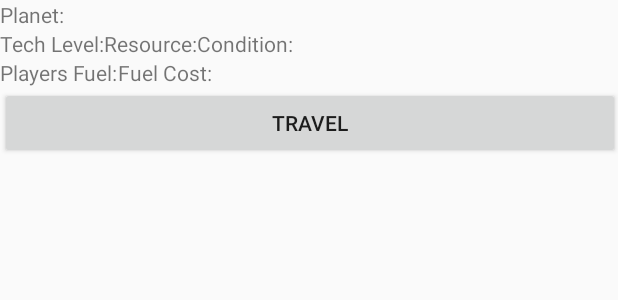
After one commit to woodjamesdee/SpaceTrader, an Android app: the layout popup_window_travel.xml on its own in the app's theme, with its tools: preview values and no code run, on a phone screen of 412 x 824 dp. The commit adds this screen. Shown: the top 300 px of the screen. Run offline under Robolectric (Android 15) with nearby library versions, the phone set to English and light mode, and no system bars.

Commit message:
made current planet and current solar system appear as green buttons added travel popupwindow; unconfigured

```diff
--- a/app/src/main/AndroidManifest.xml
+++ b/app/src/main/AndroidManifest.xml
@@ -22,6 +22,7 @@
         <activity android:name=".view.PlanetActivity"></activity>
         <activity android:name=".view.MarketPlaceActivity"></activity>
         <activity android:name=".view.MarketPlaceTradePopupActivity"></activity>
+        <activity android:name=".view.TravelPopupActivity"></activity>
     </application>
 
 </manifest>
--- /dev/null
+++ b/app/src/main/res/layout/popup_window_travel.xml
@@ -0,0 +1,77 @@
+<?xml version="1.0" encoding="utf-8"?>
+<android.support.constraint.ConstraintLayout
+    xmlns:android="http://schemas.android.com/apk/res/android"
+    xmlns:tools="http://schemas.android.com/tools"
+    android:layout_width="match_parent"
+    android:layout_height="match_parent">
+
+    <LinearLayout
+        android:layout_width="413dp"
+        android:layout_height="match_parent"
+        android:orientation="vertical">
+
+        <LinearLayout
+            android:layout_width="match_parent"
+            android:layout_height="wrap_content"
+            android:orientation="horizontal">
+
+            <TextView
+                android:id="@+id/travelPopupPlanetTV"
+                android:layout_width="match_parent"
+                android:layout_height="wrap_content"
+                android:layout_weight="1"
+                android:text="Planet:" />
+        </LinearLayout>
+
+        <LinearLayout
+            android:layout_width="wrap_content"
+            android:layout_height="wrap_content"
+            android:orientation="horizontal">
+
+            <TextView
+                android:id="@+id/travelPopupTechLevelTV"
+                android:layout_width="match_parent"
+                android:layout_height="wrap_content"
+                android:text="Tech Level:"
+                tools:text="Tech Level:" />
+
+            <TextView
+                android:id="@+id/travelPopupResouceTV"
+                android:layout_width="match_parent"
+                android:layout_height="wrap_content"
+                android:text="Resource:"
+                tools:text="Resource:" />
+
+            <TextView
+                android:id="@+id/travelPopupConditionTV"
+                android:layout_width="match_parent"
+                android:layout_height="wrap_content"
+                android:text="Condition: " />
+        </LinearLayout>
+
+        <LinearLayout
+            android:layout_width="match_parent"
+            android:layout_height="wrap_content"
+            android:orientation="horizontal">
+
+            <TextView
+                android:id="@+id/travelPopupUsersFuelTV"
+                android:layout_width="wrap_content"
+                android:layout_height="wrap_content"
+                android:text="TextView"
+                tools:text="Players Fuel:" />
+
+            <TextView
+                android:id="@+id/travelPopupFuelRequiredTV"
+                android:layout_width="match_parent"
+                android:layout_height="wrap_content"
+                android:text="Fuel Cost:" />
+        </LinearLayout>
+
+        <Button
+            android:id="@+id/travelPopupTravelButton"
+            android:layout_width="match_parent"
+            android:layout_height="wrap_content"
+            android:text="Travel" />
+    </LinearLayout>
+</android.support.constraint.ConstraintLayout>
--- a/build.gradle
+++ b/build.gradle
@@ -7,7 +7,7 @@ buildscript {
         jcenter()
     }
     dependencies {
-        classpath 'com.android.tools.build:gradle:3.3.1'
+        classpath 'com.android.tools.build:gradle:3.3.2'
 
 
         // NOTE: Do not place your application dependencies here; they belong
```
Also changed, not shown: app/src/main/java/edu/jumpstreet/spacetrader/entity/Spaceship.java (+20 -0 lines), app/src/main/java/edu/jumpstreet/spacetrader/view/SolarSystemActivity.java (+11 -3 lines), app/src/main/java/edu/jumpstreet/spacetrader/view/TravelPopupActivity.java (added, +71 -0 lines), app/src/main/java/edu/jumpstreet/spacetrader/view/UniverseActivity.java (+6 -1 lines).
